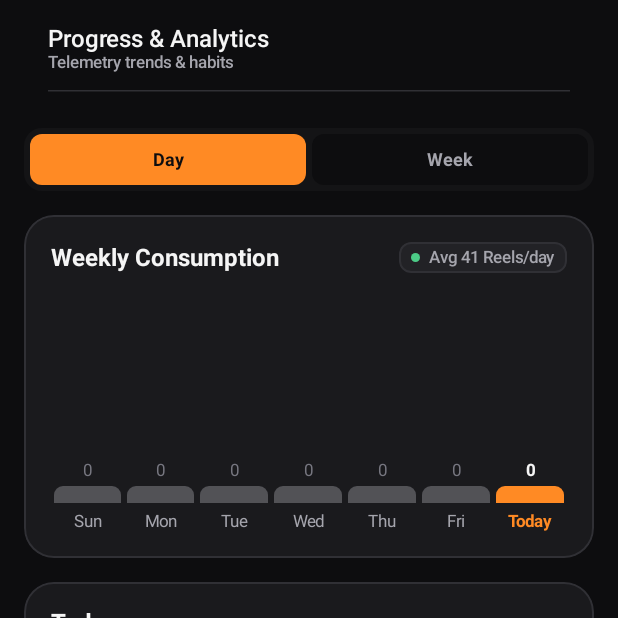
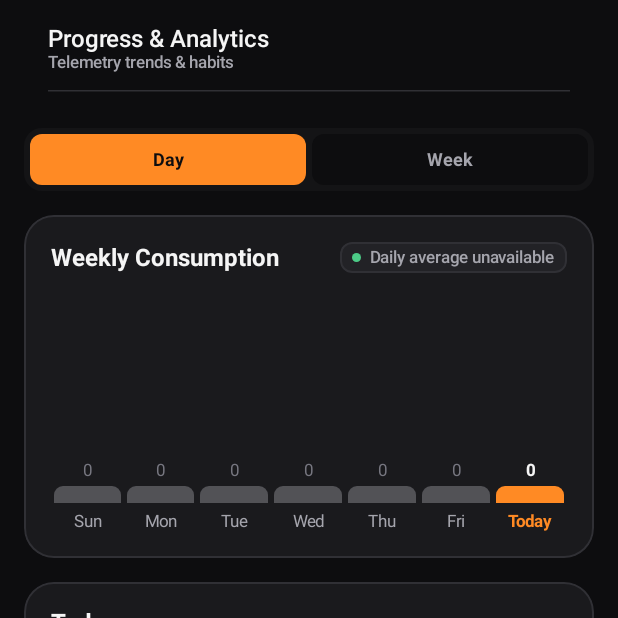
Before and after one commit to NIKHILSINGLAT/ScrollBattle, an Android app built with Jetpack Compose: the composable ProgressScreen shown on its own in the app's theme, on a phone screen of 412 x 824 dp, the top half of it. Run offline under Robolectric (Android 15) with nearby library versions, the phone set to English and light mode, and no system bars; our stand-ins replace Navigation 3.

Commit message:
ui: remove fabricated daily average

```diff
--- a/app/src/main/java/com/scrollbattle/ui/screens/ProgressScreen.kt
+++ b/app/src/main/java/com/scrollbattle/ui/screens/ProgressScreen.kt
@@ -114,7 +114,7 @@ fun ProgressScreen(
                                 color = TextPrimary
                             )
                             StatusBadge(
-                                text = "Avg 41 Reels/day",
+                                text = "Daily average unavailable",
                                 dotColor = RecoveryGreen
                             )
                         }
```
